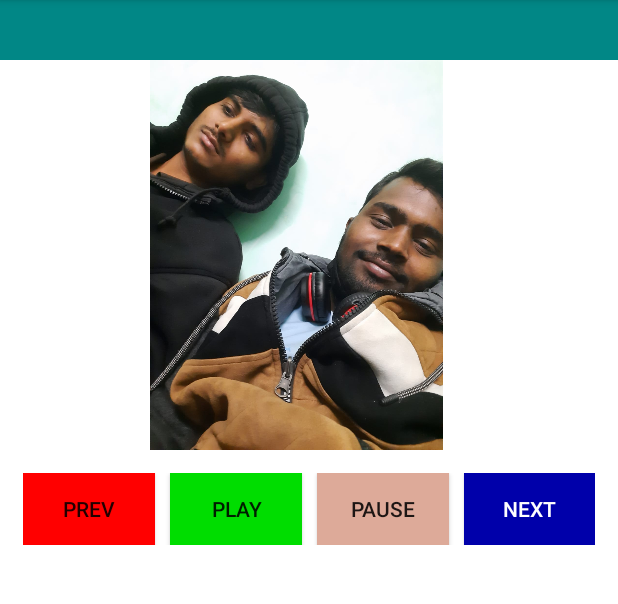
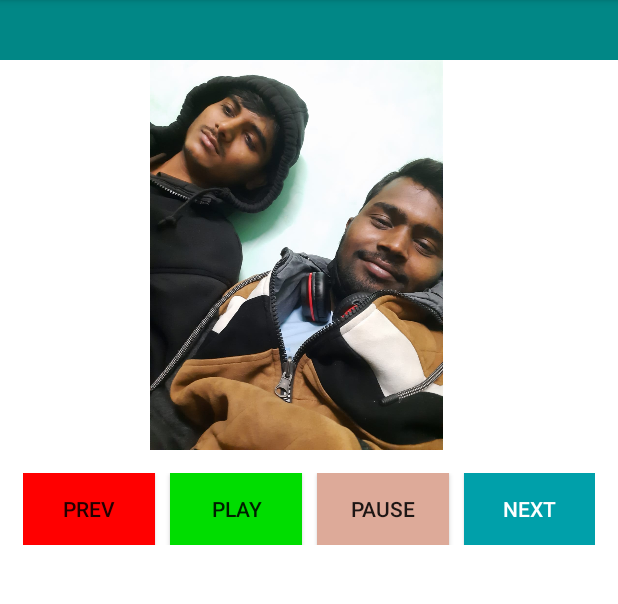
Before and after one commit to subhash7827/Empire, an Android app: the screen it shows after launch (MainActivity), on a phone screen of 412 x 824 dp, the part 84-688 px from its top. Run offline under Robolectric (Android 15) with nearby library versions, the phone set to English and light mode, and no system bars.

Commit message:
Activity xml button background updated

```diff
--- a/app/src/main/res/layout/activity_main.xml
+++ b/app/src/main/res/layout/activity_main.xml
@@ -80,7 +80,7 @@
             android:layout_width="wrap_content"
             android:layout_height="wrap_content"
             android:onClick="musicnext"
-            android:background="#0000aa"
+            android:background="#00a0aa"
             android:textColor="@color/white"
             app:srcCompat="@android:drawable/ic_media_next" />
 
```
